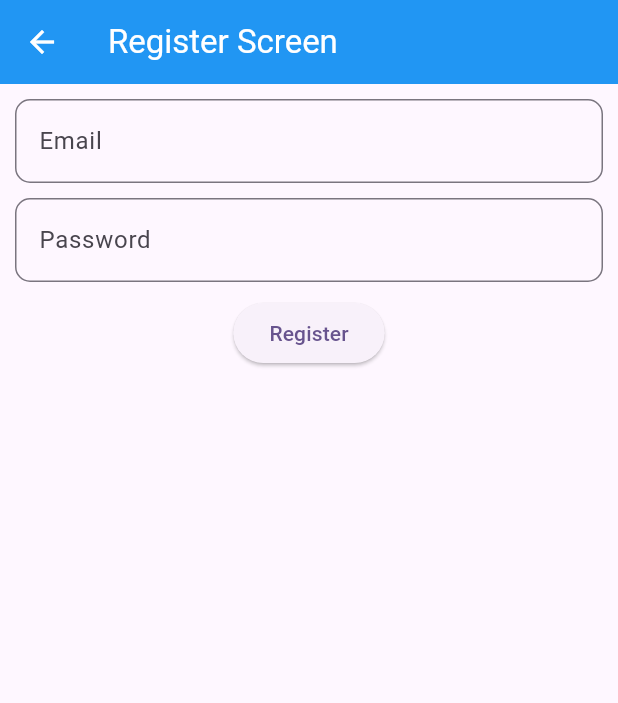
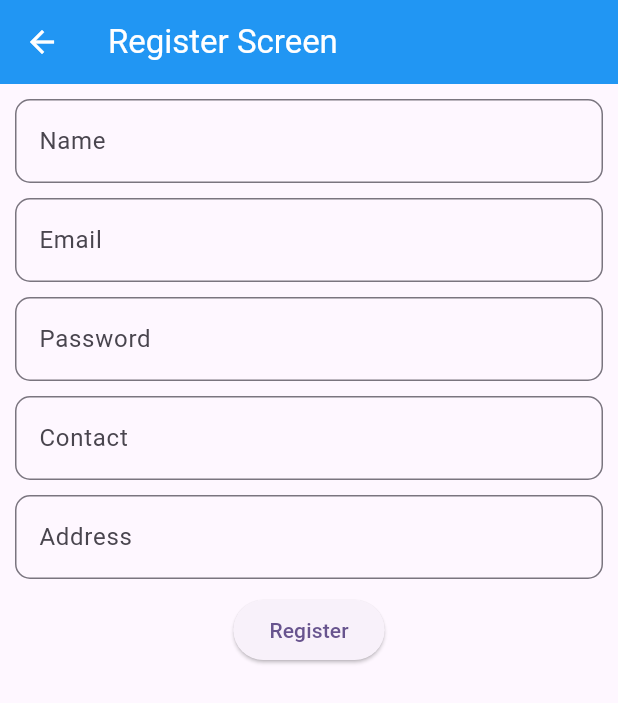
Before and after one commit to Muhammad-Junaid23/Learning_Flutter, a Flutter app: the RegisterScreen screen opened directly, on a phone screen of 412 x 824 dp. Shown: the top 703 px of the screen. Run offline on Flutter 3.47's test engine with Material 3 defaults, Android fonts, the phone set to English and light mode, and no system bars; our stand-ins replace cloud_firestore, firebase_core, google_maps_flutter, pinput, smooth_page_indicator; accounts and stored records are empty.

Commit message:
profile model and service done

```diff
--- /dev/null
+++ b/lecture_backend_crud/lib/models/user_model.dart
@@ -0,0 +1,37 @@
+import 'dart:convert';
+
+class UserModel {
+  final String? docId;
+  final String? name;
+  final String? email;
+  final String? address;
+  final String? phone;
+  final int? createdAt;
+
+  UserModel({
+    this.docId,
+    this.name,
+    this.email,
+    this.address,
+    this.phone,
+    this.createdAt,
+  });
+
+  factory UserModel.fromJson(Map<String, dynamic> json) => UserModel(
+    docId: json["docId"],
+    name: json["name"],
+    email: json["email"],
+    address: json["address"],
+    phone: json["phone"],
+    createdAt: json["createdAt"],
+  );
+
+  Map<String, dynamic> toJson() => {
+    "docId": docId,
+    "name": name,
+    "email": email,
+    "address": address,
+    "phone": phone,
+    "createdAt": createdAt,
+  };
+}
--- a/lecture_backend_crud/lib/views/auth/register.dart
+++ b/lecture_backend_crud/lib/views/auth/register.dart
@@ -1,6 +1,8 @@
 import 'package:flutter/material.dart';
+import 'package:lecture_backend_crud/models/user_model.dart';
 import 'package:lecture_backend_crud/services/auth_service.dart';
 
+import 'package:lecture_backend_crud/services/user_service.dart';
 class RegisterScreen extends StatefulWidget {
   const RegisterScreen({super.key});
 
@@ -11,6 +13,9 @@ class RegisterScreen extends StatefulWidget {
 class _RegisterScreenState extends State<RegisterScreen> {
   TextEditingController emailController = TextEditingController();
   TextEditingController passwordController = TextEditingController();
+  TextEditingController nameController = TextEditingController();
+  TextEditingController phoneController = TextEditingController();
+  TextEditingController addressController = TextEditingController();
   bool isLoading = false;
 
   @override
@@ -26,12 +31,22 @@ class _RegisterScreenState extends State<RegisterScreen> {
         child: Column(
           children: [
             TextField(
-              controller: emailController,
+              controller:  nameController,
+              decoration: InputDecoration(
+                hintText: "Name",
+                border: OutlineInputBorder(
+                  borderRadius: BorderRadius.circular(10),
+                ),
+              ),
+            ),
+            SizedBox(height: 10,),
+            TextField(
+              controller:  emailController,
               decoration: InputDecoration(
                 hintText: "Email",
                 border: OutlineInputBorder(
                   borderRadius: BorderRadius.circular(10),
-                  )
+                ),
               ),
             ),
             SizedBox(height: 10,),
@@ -41,23 +56,56 @@ class _RegisterScreenState extends State<RegisterScreen> {
                 hintText: "Password",
                 border: OutlineInputBorder(
                   borderRadius: BorderRadius.circular(10),
-                  )
                 ),
               ),
-
+            ),
+            SizedBox(height: 10,),
+            TextField(
+              controller: phoneController,
+              decoration: InputDecoration(
+                hintText: "Contact",
+                border: OutlineInputBorder(
+                  borderRadius: BorderRadius.circular(10),
+                ),
+              ),
+            ),
+            SizedBox(height: 10,),
+            TextField(
+              controller: addressController,
+              decoration: InputDecoration(
+                hintText: "Address",
+                border: OutlineInputBorder(
+                  borderRadius: BorderRadius.circular(10),
+                ),
+              ),
+            ),
             SizedBox(height: 10,),
             isLoading ? Center(child: CircularProgressIndicator(),)
-                :
-            ElevatedButton(onPressed: ()async{
+                :ElevatedButton(onPressed: ()async{
               try{
+                setState(() {
                   isLoading = true;
-                await AuthService().registerUser(email: emailController.text, password: passwordController.text)
-                    .then((value){
+                });
+                await AuthService().registerUser(
+                    email: emailController.text,
+                    password: passwordController.text)
+                    .then((value)async{
+                  await UserService().createUser(
+                      UserModel(
+                          docId: value.uid,
+                          name: nameController.text,
+                          email: emailController.text,
+                          phone: phoneController.text,
+                          address: addressController.text,
+                          createdAt: DateTime.now().millisecondsSinceEpoch
+                      )
+                  ).then((val){
                     isLoading = false;
-                    showDialog(context: context, builder: (BuildContext context){
+                    setState(() {});
+                    showDialog(context: context, builder: (BuildContext context) {
                       return AlertDialog(
                         title: Text("Success"),
-                        content: Text("User Registered Successfully"),
+                        content: Text("Registration Successful"),
                         actions: [
                           TextButton(onPressed: (){
                             Navigator.pop(context);
@@ -65,15 +113,17 @@ class _RegisterScreenState extends State<RegisterScreen> {
                           }, child: Text("OK"))
                         ],
                       );
+                    }, );
+
                   });
-                  }
-                );
+                });
               }catch(e){
                 isLoading = false;
+                setState(() {});
                 ScaffoldMessenger.of(context)
                     .showSnackBar(SnackBar(content: Text(e.toString())));
               }
-            }, child: Text("Register")),
+            }, child: Text("Register"))
           ],
         ),
       ),
```
Also changed, not shown: lecture_backend_crud/lib/main.dart (+6 -1 lines), lecture_backend_crud/lib/provider/user_provider.dart (added, +15 -0 lines), lecture_backend_crud/lib/services/user_service.dart (added, +38 -0 lines), lecture_backend_crud/lib/views/auth/login.dart (+18 -10 lines), lecture_backend_crud/lib/views/city/get_all_cities.dart (+6 -4 lines), lecture_backend_crud/lib/views/city/get_all_saved_cities.dart (+7 -5 lines), lecture_backend_crud/lib/views/profile/get_profile.dart (added, +33 -0 lines), lecture_backend_crud/lib/views/profile/update_profile.dart (added, +114 -0 lines). Lines whose indentation alone changed are shown as unchanged.
